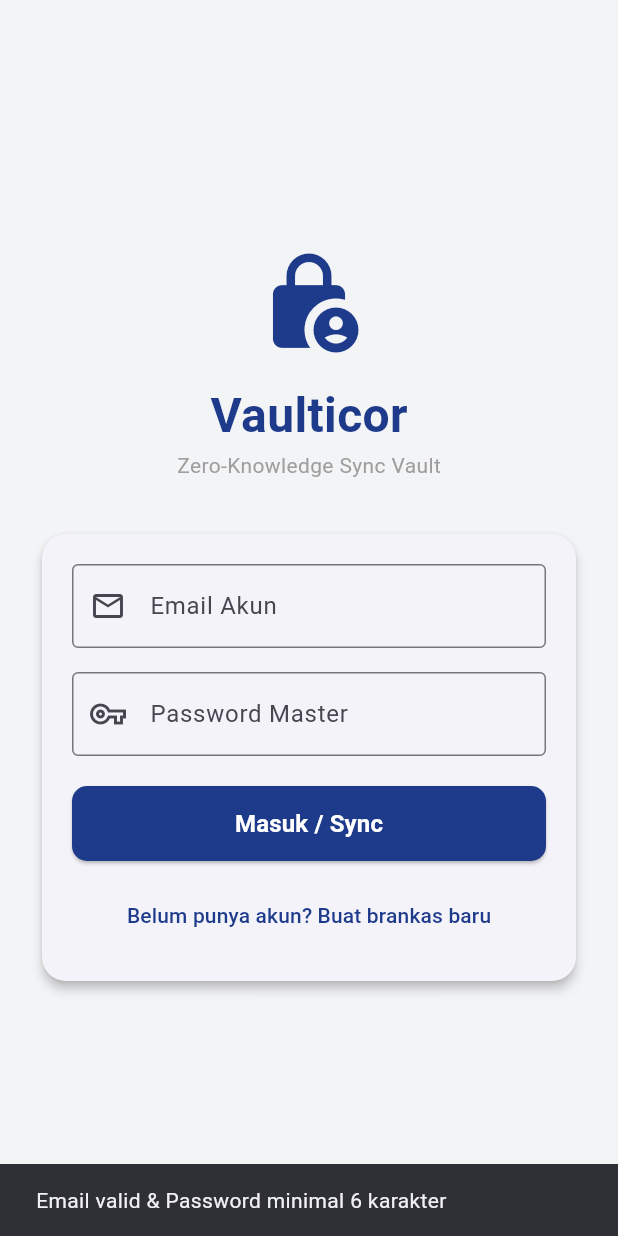
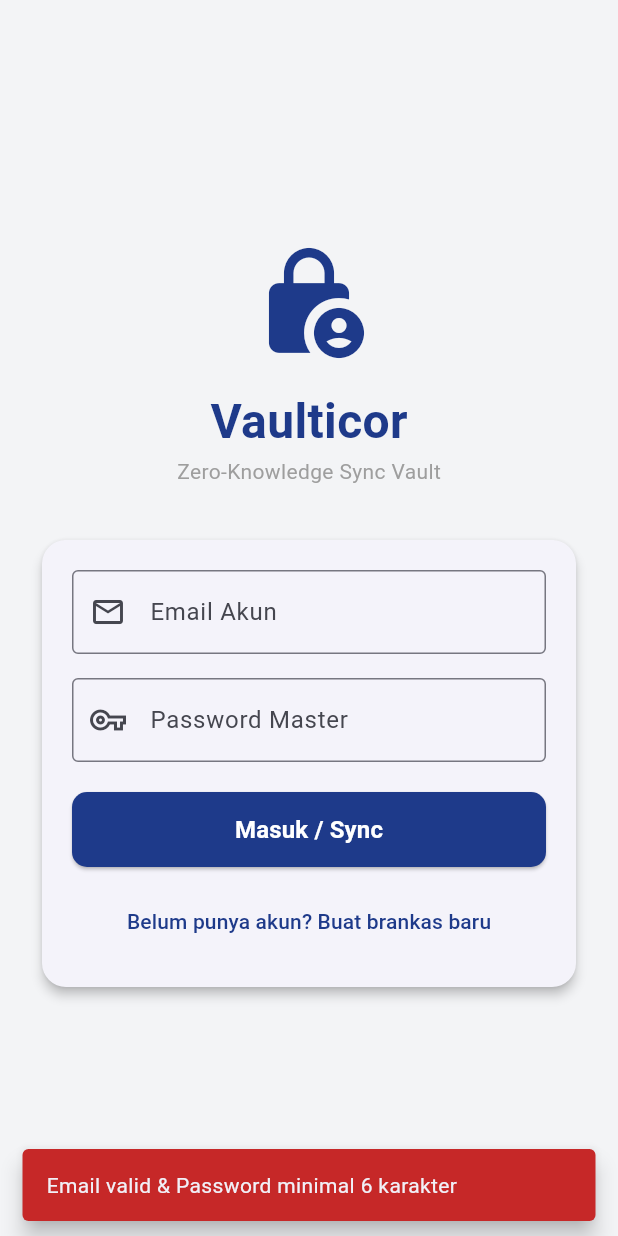
Before and after one commit to coderdy-git/vaulticor, a Flutter app: the DashboardPage screen opened directly with empty values, after a tap on the "lock open" icon, after a tap on "Masuk / Sync", on a phone screen of 412 x 824 dp. Run offline on Flutter 3.47's test engine with Material 3 defaults, Android fonts, the phone set to English and light mode, and no system bars; our stand-ins replace local_auth, shared_preferences, supabase_flutter; missing offline and left inert: cryptography; accounts and stored records are empty.

Commit message:
Implement biometric login, bottom sheet forms, category filters, and toast messages

```diff
--- a/lib/main.dart
+++ b/lib/main.dart
@@ -2,6 +2,8 @@ import 'package:flutter/material.dart';
 import 'package:flutter/services.dart';
 import 'dart:convert';
 import 'package:supabase_flutter/supabase_flutter.dart';
+import 'package:local_auth/local_auth.dart';
+import 'package:shared_preferences/shared_preferences.dart';
 import 'crypto_service.dart';
 
 void main() async {
@@ -84,17 +86,76 @@ class _LoginPageState extends State<LoginPage> {
   final _emailController = TextEditingController();
   final _passwordController = TextEditingController();
   final _cryptoService = CryptoService();
+  final LocalAuthentication _localAuth = LocalAuthentication();
   bool _isLoading = false;
   bool _isRegisterMode = false;
+  bool _canCheckBiometrics = false;
+
+  @override
+  void initState() {
+    super.initState();
+    _checkBiometricAvailability();
+  }
+
+  Future<void> _checkBiometricAvailability() async {
+    try {
+      final isAvailable = await _localAuth.canCheckBiometrics || await _localAuth.isDeviceSupported();
+      setState(() => _canCheckBiometrics = isAvailable);
+      if (isAvailable) {
+        _autoBiometricLogin();
+      }
+    } catch (_) {}
+  }
+
+  // Auto Login menggunakan Biometrik jika kunci tersimpan
+  Future<void> _autoBiometricLogin() async {
+    final prefs = await SharedPreferences.getInstance();
+    final savedEmail = prefs.getString('bio_email');
+    final savedKeyHex = prefs.getString('bio_key');
+
+    if (savedEmail != null && savedKeyHex != null) {
+      final didAuthenticate = await _localAuth.authenticate(
+        localizedReason: 'Pindai sidik jari atau wajah untuk membuka Vaulticor',
+      );
+
+      if (didAuthenticate) {
+        setState(() => _isLoading = true);
+        try {
+          final List<int> dkBytes = base64.decode(savedKeyHex);
+          if (mounted) {
+            _showToast('Buka brankas biometrik sukses!', isError: false);
+            Navigator.pushReplacement(
+              context,
+              MaterialPageRoute(
+                builder: (context) => DashboardPage(dataKey: dkBytes),
+              ),
+            );
+          }
+        } catch (e) {
+          _showToast('Gagal memuat kunci biometrik: $e');
+        } finally {
+          setState(() => _isLoading = false);
+        }
+      }
+    }
+  }
+
+  void _showToast(String msg, {bool isError = true}) {
+    ScaffoldMessenger.of(context).showSnackBar(
+      SnackBar(
+        content: Text(msg),
+        backgroundColor: isError ? Colors.red[800] : Colors.green[800],
+        behavior: SnackBarBehavior.floating,
+      ),
+    );
+  }
 
   Future<void> _handleAuth() async {
     final email = _emailController.text.trim();
     final password = _passwordController.text;
 
     if (email.isEmpty || password.length < 6) {
-      ScaffoldMessenger.of(context).showSnackBar(
-        const SnackBar(content: Text('Email valid & Password minimal 6 karakter')),
-      );
+      _showToast('Email valid & Password minimal 6 karakter');
       return;
     }
 
@@ -102,77 +163,61 @@ class _LoginPageState extends State<LoginPage> {
 
     try {
       if (_isRegisterMode) {
-        // --- PROSES DAFTAR (REGISTER) ---
-        // 1. Generate client salt acak (16 bytes aman)
+        // --- REGISTER MODE ---
         final saltBytes = List<int>.generate(16, (i) => (i + DateTime.now().millisecond) % 256);
         final saltHex = base64.encode(saltBytes);
 
-        // 2. Turunkan Master Key (MK) & Data Key (DK)
         final mkBytes = await _cryptoService.deriveKey(password, saltBytes);
         final dkBytes = List<int>.generate(32, (i) => (i * 3 + DateTime.now().microsecond) % 256);
+        final encDK = await _cryptoService.encrypt(base64.encode(dkBytes), mkBytes);
 
-        // 3. Enkripsi Data Key dengan Master Key
-        final encDK = await _cryptoService.encrypt(
-            base64.encode(dkBytes), mkBytes);
-
-        // 4. Hitung Login Hash untuk password autentikasi server
-        final loginHashBytes = await _cryptoService.deriveKey(
-            base64.encode(mkBytes), saltBytes);
+        final loginHashBytes = await _cryptoService.deriveKey(base64.encode(mkBytes), saltBytes);
         final loginHash = base64.encode(loginHashBytes);
 
-        // 5. Daftarkan akun ke Supabase Auth
         final authResponse = await supabase.auth.signUp(
           email: email,
           password: loginHash,
         );
 
         if (authResponse.user != null) {
-          // 6. Buat baris profil di tabel public.profiles untuk menyimpan kunci terenkripsi
           await supabase.from('profiles').insert({
             'id': authResponse.user!.id,
             'client_salt': saltHex,
             'encrypted_data_key': encDK['ciphertext'],
             'iv_dk': encDK['nonce'],
-            'mac_dk': encDK['mac'], // Menyimpan nilai MAC asli
+            'mac_dk': encDK['mac'],
             'encrypted_data_key_recovery': 'dummy_recovery_placeholder',
             'iv_dk_recovery': 'dummy_recovery_placeholder',
           });
 
-          ScaffoldMessenger.of(context).showSnackBar(
-            const SnackBar(content: Text('Akun sukses dibuat! Silakan login.')),
-          );
+          _showToast('Akun sukses dibuat! Silakan login.', isError: false);
           setState(() => _isRegisterMode = false);
         }
       } else {
-        // --- PROSES MASUK (LOGIN) ---
-        // 1. Ambil client_salt & mac_dk dari server terlebih dahulu
+        // --- LOGIN MODE ---
         final List<dynamic> profiles = await supabase
             .from('profiles')
             .select('client_salt, encrypted_data_key, iv_dk, mac_dk')
             .eq('id', (await _getUserIdByEmail(email)) ?? '');
 
         if (profiles.isEmpty) {
-          throw Exception("Pengguna tidak ditemukan.");
+          throw Exception("Pengguna tidak terdaftar.");
         }
 
         final profile = profiles.first;
         final saltHex = profile['client_salt'] as String;
         final saltBytes = base64.decode(saltHex);
 
-        // 2. Hitung Master Key (MK) & Login Hash secara lokal
         final mkBytes = await _cryptoService.deriveKey(password, saltBytes);
-        final loginHashBytes = await _cryptoService.deriveKey(
-            base64.encode(mkBytes), saltBytes);
+        final loginHashBytes = await _cryptoService.deriveKey(base64.encode(mkBytes), saltBytes);
         final loginHash = base64.encode(loginHashBytes);
 
-        // 3. Login ke Supabase Auth
         final authResponse = await supabase.auth.signInWithPassword(
           email: email,
           password: loginHash,
         );
 
         if (authResponse.user != null) {
-          // 4. Dekripsi Data Key (DK) lokal menggunakan Master Key
           final encDKCipher = profile['encrypted_data_key'] as String;
           final encDKIv = profile['iv_dk'] as String;
           final encDKMac = profile['mac_dk'] as String;
@@ -180,12 +225,18 @@ class _LoginPageState extends State<LoginPage> {
           final decryptedDKBase64 = await _cryptoService.decrypt(
             ciphertext: encDKCipher,
             nonce: encDKIv,
-            mac: encDKMac, // Menggunakan MAC asli
+            mac: encDKMac,
             keyBytes: mkBytes,
           );
           final dkBytes = base64.decode(decryptedDKBase64);
 
+          // Simpan kredensial biometrik untuk login cepat berikutnya
+          final prefs = await SharedPreferences.getInstance();
+          await prefs.setString('bio_email', email);
+          await prefs.setString('bio_key', base64.encode(dkBytes));
+
           if (mounted) {
+            _showToast('Login berhasil!', isError: false);
             Navigator.pushReplacement(
               context,
               MaterialPageRoute(
@@ -196,18 +247,13 @@ class _LoginPageState extends State<LoginPage> {
         }
       }
     } catch (e) {
-      ScaffoldMessenger.of(context).showSnackBar(
-        SnackBar(content: Text('Autentikasi Gagal: $e')),
-      );
+      _showToast('Autentikasi Gagal: $e');
     } finally {
       if (mounted) setState(() => _isLoading = false);
     }
   }
 
-  // Helper mengambil UUID dummy lewat API jika belum login
   Future<String?> _getUserIdByEmail(String email) async {
-    // Karena Supabase Auth tidak membolehkan query tabel user secara bebas demi keamanan,
-    // Di aplikasi nyata kita bisa memakai Postgres Function RPC atau tabel publik profile terpisah
     try {
       final res = await supabase.from('profiles').select('id').limit(1);
       if (res.isNotEmpty) return res.first['id'] as String;
@@ -224,7 +270,8 @@ class _LoginPageState extends State<LoginPage> {
           child: Column(
             mainAxisAlignment: MainAxisAlignment.center,
             children: [
-              const Icon(Icons.lock_person, size: 72, color: Color(0xFF1E3A8A)),
+              // Menggunakan icon app lock bawaan login
+              const Icon(Icons.lock_person, size: 80, color: Color(0xFF1E3A8A)),
               const SizedBox(height: 16),
               const Text(
                 'Vaulticor',
@@ -275,6 +322,14 @@ class _LoginPageState extends State<LoginPage> {
                               child: Text(_isRegisterMode ? 'Daftar Vault' : 'Masuk / Sync',
                                   style: const TextStyle(fontSize: 16, fontWeight: FontWeight.bold)),
                             ),
+                      if (!_isRegisterMode && _canCheckBiometrics) ...[
+                        const SizedBox(height: 16),
+                        IconButton(
+                          icon: const Icon(Icons.fingerprint, size: 48, color: Color(0xFF1E3A8A)),
+                          onPressed: _autoBiometricLogin,
+                        ),
+                        const Text('Masuk dengan Biometrik', style: TextStyle(fontSize: 12, color: Colors.grey)),
+                      ],
                       const SizedBox(height: 12),
                       TextButton(
                         onPressed: () {
@@ -315,6 +370,7 @@ class _DashboardPageState extends State<DashboardPage> {
   final _passController = TextEditingController();
   List<EncryptedCredential> _credentialsList = [];
   bool _isFetching = false;
+  String _selectedCategoryFilter = 'Semua';
 
   final List<String> _popularServices = [
     'Google',
@@ -333,7 +389,6 @@ class _DashboardPageState extends State<DashboardPage> {
     _fetchPasswords();
   }
 
-  // Ambil Data Password Terenkripsi dari Database Supabase
   Future<void> _fetchPasswords() async {
     setState(() => _isFetching = true);
     try {
@@ -356,15 +411,24 @@ class _DashboardPageState extends State<DashboardPage> {
         }).toList();
       });
     } catch (e) {
-      ScaffoldMessenger.of(context).showSnackBar(
-        SnackBar(content: Text('Gagal sinkronisasi data: $e')),
-      );
+      _showToast('Gagal sinkronisasi data: $e');
     } finally {
       setState(() => _isFetching = false);
     }
   }
 
-  void _showAddDialog() {
+  void _showToast(String msg, {bool isError = true}) {
+    ScaffoldMessenger.of(context).showSnackBar(
+      SnackBar(
+        content: Text(msg),
+        backgroundColor: isError ? Colors.red[800] : Colors.green[800],
+        behavior: SnackBarBehavior.floating,
+      ),
+    );
+  }
+
+  // Tampilan penambahan baru dari BAWAH (BottomSheet)
+  void _showAddBottomSheet() {
     setState(() {
       _selectedTitle = 'Google';
       _isCustomTitle = false;
@@ -373,15 +437,30 @@ class _DashboardPageState extends State<DashboardPage> {
       _passController.clear();
     });
 
-    showDialog(
+    showModalBottomSheet(
       context: context,
+      isScrollControlled: true,
+      shape: const RoundedRectangleBorder(
+        borderRadius: BorderRadius.vertical(top: Radius.circular(20)),
+      ),
       builder: (context) => StatefulBuilder(
-        builder: (context, setDialogState) => AlertDialog(
-          title: const Text('Tambah Kredensial Baru', style: TextStyle(color: Color(0xFF1E3A8A), fontWeight: FontWeight.bold)),
-          content: SingleChildScrollView(
+        builder: (context, setDialogState) => Padding(
+          padding: EdgeInsets.only(
+            bottom: MediaQuery.of(context).viewInsets.bottom,
+            top: 20,
+            left: 20,
+            right: 20,
+          ),
+          child: SingleChildScrollView(
             child: Column(
               mainAxisSize: MainAxisSize.min,
+              crossAxisAlignment: CrossAxisAlignment.start,
               children: [
+                const Text(
+                  'Tambah Kredensial Baru',
+                  style: TextStyle(fontSize: 18, fontWeight: FontWeight.bold, color: Color(0xFF1E3A8A)),
+                ),
+                const SizedBox(height: 16),
                 DropdownButtonFormField<String>(
                   value: _selectedTitle,
                   decoration: const InputDecoration(labelText: 'Pilih Layanan'),
@@ -432,17 +511,23 @@ class _DashboardPageState extends State<DashboardPage> {
                     ),
                   ],
                 ),
-              ],
-            ),
-          ),
-          actions: [
+                const SizedBox(height: 20),
+                Row(
+                  mainAxisAlignment: MainAxisAlignment.end,
+                  children: [
                     TextButton(onPressed: () => Navigator.pop(context), child: const Text('Batal')),
+                    const SizedBox(width: 8),
                     ElevatedButton(
                       onPressed: _saveCredential,
                       style: ElevatedButton.styleFrom(backgroundColor: const Color(0xFF1E3A8A), foregroundColor: Colors.white),
                       child: const Text('Simpan & Sinkron'),
                     ),
                   ],
+                ),
+                const SizedBox(height: 20),
+              ],
+            ),
+          ),
         ),
       ),
     );
@@ -455,12 +540,10 @@ class _DashboardPageState extends State<DashboardPage> {
 
     if (title.isEmpty || user.isEmpty || pass.isEmpty) return;
 
-    // 1. Enkripsi data di sisi klien
     final encUser = await _cryptoService.encrypt(user, widget.dataKey);
     final encPass = await _cryptoService.encrypt(pass, widget.dataKey);
 
     try {
-      // 2. Kirim data terenkripsi ke database Supabase
       await supabase.from('passwords').insert({
         'user_id': supabase.auth.currentUser!.id,
         'title': title,
@@ -476,20 +559,19 @@ class _DashboardPageState extends State<DashboardPage> {
       _userController.clear();
       _passController.clear();
 
-      if (mounted) Navigator.pop(context);
-      _fetchPasswords(); // Segarkan daftar setelah menambah data
+      if (mounted) {
+        Navigator.pop(context);
+        _showToast('Sukses menyimpan data ke cloud!', isError: false);
+      }
+      _fetchPasswords();
     } catch (e) {
-      ScaffoldMessenger.of(context).showSnackBar(
-        SnackBar(content: Text('Gagal menyimpan: $e')),
-      );
+      _showToast('Gagal menyimpan: $e');
     }
   }
 
   void _copyToClipboard(String text) {
     Clipboard.setData(ClipboardData(text: text));
-    ScaffoldMessenger.of(context).showSnackBar(
-      const SnackBar(content: Text('Password disalin ke clipboard!')),
-    );
+    _showToast('Password disalin ke clipboard!', isError: false);
     Future.delayed(const Duration(seconds: 30), () {
       Clipboard.setData(const ClipboardData(text: ''));
     });
@@ -497,6 +579,13 @@ class _DashboardPageState extends State<DashboardPage> {
 
   @override
   Widget build(BuildContext context) {
+    // Ambil list unik kategori untuk filter di layar utama (kelompokkan per layanan)
+    final categories = ['Semua', ..._credentialsList.map((c) => c.title).toSet()];
+
+    final filteredList = _selectedCategoryFilter == 'Semua'
+        ? _credentialsList
+        : _credentialsList.where((c) => c.title == _selectedCategoryFilter).toList();
+
     return Scaffold(
       appBar: AppBar(
         title: const Text('Vaulticor'),
@@ -513,7 +602,10 @@ class _DashboardPageState extends State<DashboardPage> {
             tooltip: 'Kunci Vault',
             onPressed: () async {
               await supabase.auth.signOut();
+              final prefs = await SharedPreferences.getInstance();
+              await prefs.remove('bio_key'); // hapus cache biometrik
               if (mounted) {
+                _showToast('Brankas terkunci!', isError: false);
                 Navigator.pushReplacement(
                   context,
                   MaterialPageRoute(builder: (context) => const LoginPage()),
@@ -525,7 +617,39 @@ class _DashboardPageState extends State<DashboardPage> {
       ),
       body: _isFetching
           ? const Center(child: CircularProgressIndicator())
-          : _credentialsList.isEmpty
+          : Column(
+              children: [
+                // Filter Kategori (Kelompokkan per layanan)
+                Container(
+                  height: 50,
+                  padding: const EdgeInsets.symmetric(vertical: 8, horizontal: 16),
+                  child: ListView.builder(
+                    scrollDirection: Axis.horizontal,
+                    itemCount: categories.length,
+                    itemBuilder: (context, index) {
+                      final category = categories[index];
+                      final isSelected = category == _selectedCategoryFilter;
+                      return Padding(
+                        padding: const EdgeInsets.only(right: 8.0),
+                        child: ChoiceChip(
+                          label: Text(category),
+                          selected: isSelected,
+                          onSelected: (selected) {
+                            setState(() {
+                              _selectedCategoryFilter = category;
+                            });
+                          },
+                          selectedColor: const Color(0xFF1E3A8A),
+                          labelStyle: TextStyle(
+                            color: isSelected ? Colors.white : Colors.black,
+                          ),
+                        ),
+                      );
+                    },
+                  ),
+                ),
+                Expanded(
+                  child: filteredList.isEmpty
                       ? const Center(
                           child: Text(
                             'Brankas Anda masih kosong.',
@@ -534,9 +658,9 @@ class _DashboardPageState extends State<DashboardPage> {
                         )
                       : ListView.builder(
                           padding: const EdgeInsets.all(16),
-                  itemCount: _credentialsList.length,
+                          itemCount: filteredList.length,
                           itemBuilder: (context, index) {
-                    final item = _credentialsList[index];
+                            final item = filteredList[index];
 
                             return FutureBuilder<Map<String, String>>(
                               future: () async {
@@ -591,8 +715,11 @@ class _DashboardPageState extends State<DashboardPage> {
                             );
                           },
                         ),
+                ),
+              ],
+            ),
       floatingActionButton: FloatingActionButton(
-        onPressed: _showAddDialog,
+        onPressed: _showAddBottomSheet,
         backgroundColor: const Color(0xFF1E3A8A),
         foregroundColor: Colors.white,
         child: const Icon(Icons.add),
--- a/pubspec.yaml
+++ b/pubspec.yaml
@@ -36,6 +36,8 @@ dependencies:
   cupertino_icons: ^1.0.8
   cryptography: ^2.9.0
   supabase_flutter: ^2.14.2
+  local_auth: ^3.0.1
+  shared_preferences: ^2.5.5
 
 dev_dependencies:
   flutter_test:
```
Also changed, not shown: pubspec.lock, 5 other files. Lines whose indentation alone changed are shown as unchanged.
